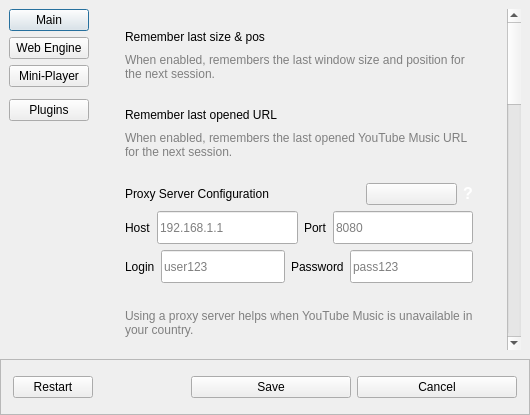
This is core/ui/settings_dialog.ui in deeffest/Youtube-Music-Desktop-Player as Qt 5 draws it before an edit. The edited form follows.
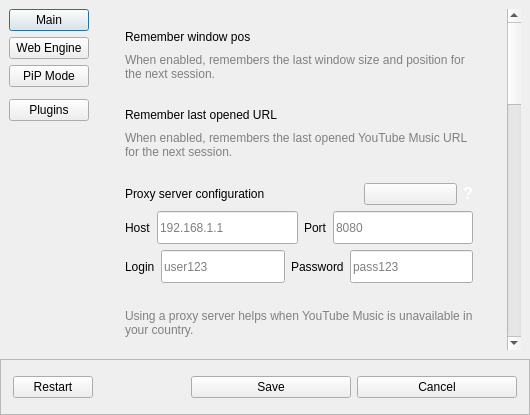
This is the edited form. Custom widgets are drawn as their Qt base class.

What changed in the file:
```diff
--- a/core/ui/settings_dialog.ui
+++ b/core/ui/settings_dialog.ui
@@ -93,7 +93,7 @@
         <item>
          <widget class="PillPushButton" name="PillPushButton_3">
           <property name="text">
-           <string>Mini-Player</string>
+           <string>PiP Mode</string>
           </property>
           <property name="autoExclusive">
            <bool>true</bool>
@@ -199,7 +199,7 @@
                    <item>
                     <widget class="BodyLabel" name="BodyLabel">
                      <property name="text">
-                      <string>Remember last size &amp; pos</string>
+                      <string>Remember window pos</string>
                      </property>
                     </widget>
                    </item>
@@ -311,7 +311,7 @@
                    <item>
                     <widget class="BodyLabel" name="BodyLabel_5">
                      <property name="text">
-                      <string>Proxy Server Configuration</string>
+                      <string>Proxy server configuration</string>
                      </property>
                     </widget>
                    </item>
```
Left out of the diff: 24 changed lines with no effect on the pictures.
